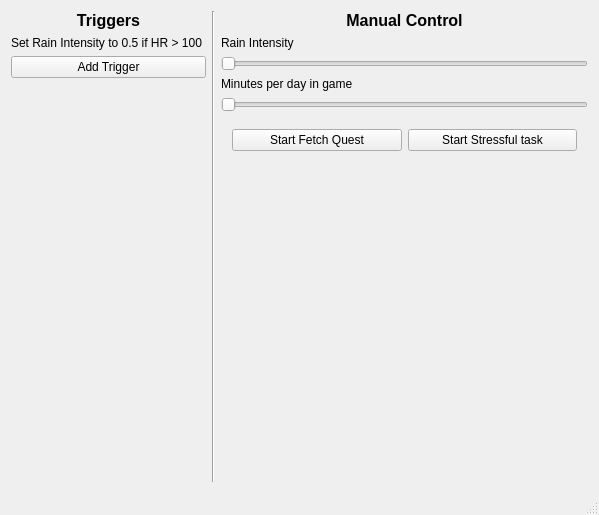
This is API/Bio-MR-API/Bio-MR-API/Biomr.ui in zunyueseattle/Bio-MR as Qt 5 draws it before an edit. The edited form follows.
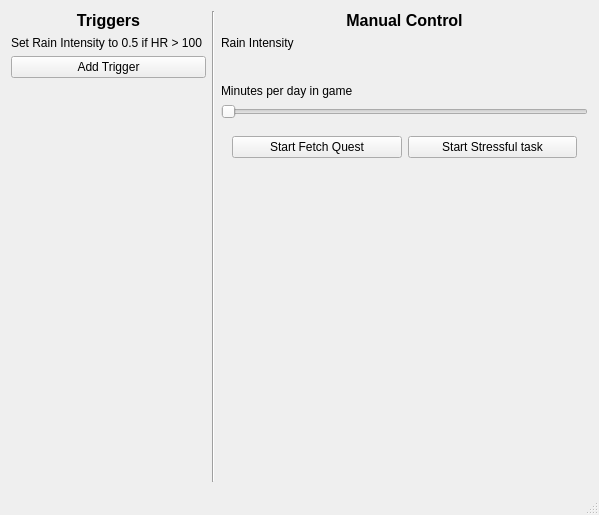
This is the edited form. Custom widgets are drawn as their Qt base class.

Commit message: Added slider widget

What changed in the file:
```diff
--- a/API/Bio-MR-API/Bio-MR-API/Biomr.ui
+++ b/API/Bio-MR-API/Bio-MR-API/Biomr.ui
@@ -108,10 +108,14 @@
        </widget>
       </item>
       <item>
-       <widget class="QSlider" name="Rain_Intensity_Slider">
-        <property name="orientation">
-         <enum>Qt::Horizontal</enum>
+       <widget class="LabeledSlider" name="widget_2" native="true">
+        <property name="minimumSize">
+         <size>
+          <width>0</width>
+          <height>15</height>
+         </size>
         </property>
+        <layout class="QHBoxLayout" name="horizontalLayout_3"/>
        </widget>
       </item>
       <item>
@@ -178,6 +182,14 @@
   <widget class="QStatusBar" name="statusBar"/>
  </widget>
  <layoutdefault spacing="6" margin="11"/>
+ <customwidgets>
+  <customwidget>
+   <class>LabeledSlider</class>
+   <extends>QWidget</extends>
+   <header>labeledslider.h</header>
+   <container>1</container>
+  </customwidget>
+ </customwidgets>
  <resources>
   <include location="Biomr.qrc"/>
  </resources>
```
The commit also changes 4 other files.
